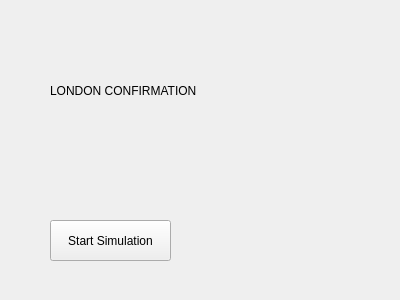
Qt form EuropeanVacation/tconfirmlondon.ui (brivero0/TeamMagmar) before a commit.
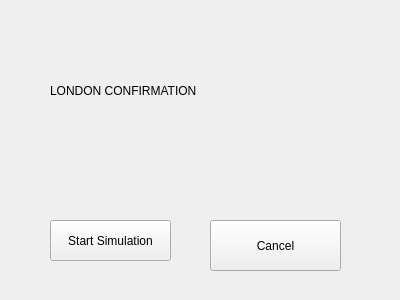
The same form after that commit.

Commit message: Uploading cancel buttons from intermediary windows and fixed picture in traveler ui

What changed in the file:
```diff
--- a/EuropeanVacation/tconfirmlondon.ui
+++ b/EuropeanVacation/tconfirmlondon.ui
@@ -39,6 +39,19 @@
     <string>Start Simulation</string>
    </property>
   </widget>
+  <widget class="QPushButton" name="cancelButton">
+   <property name="geometry">
+    <rect>
+     <x>210</x>
+     <y>220</y>
+     <width>131</width>
+     <height>51</height>
+    </rect>
+   </property>
+   <property name="text">
+    <string>Cancel</string>
+   </property>
+  </widget>
  </widget>
  <resources/>
  <connections/>
```
The commit also changes 12 other files.
